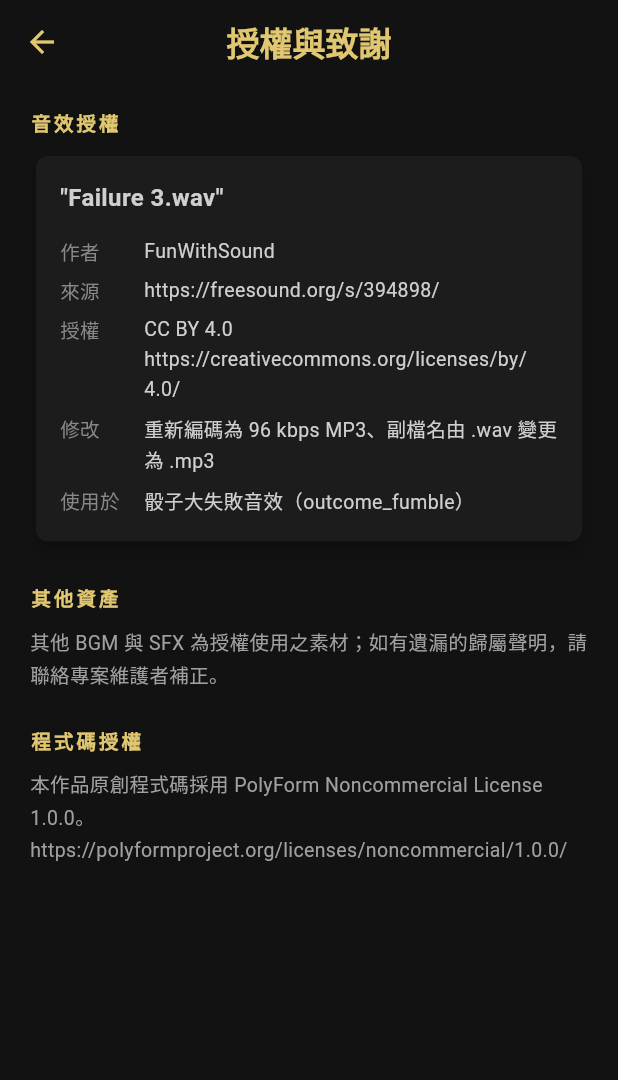
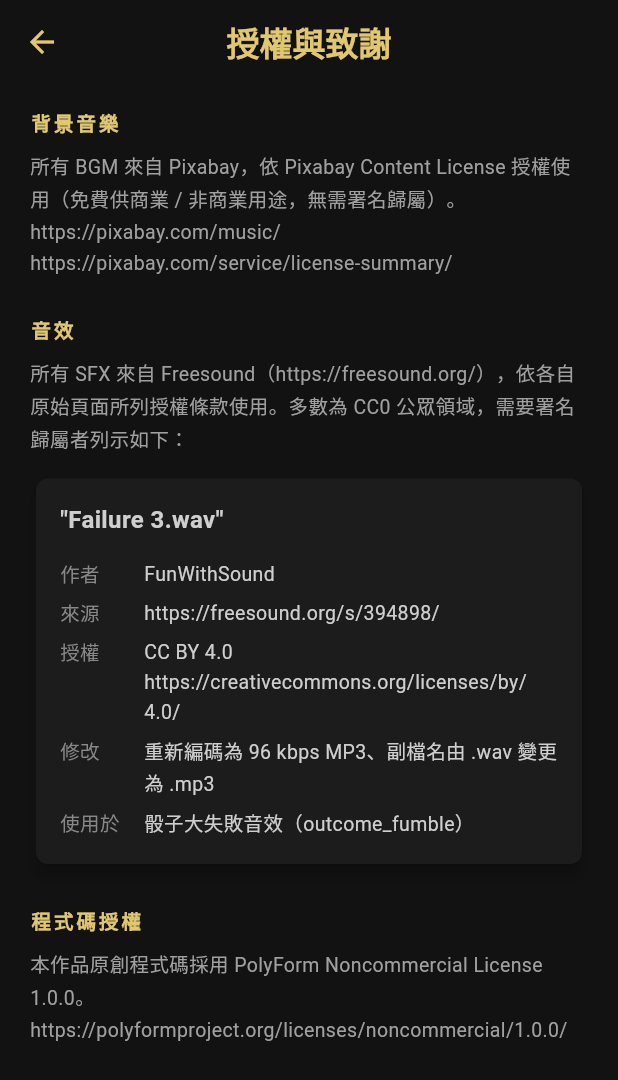
Before and after one commit to blackwing04/mobile-games, a Flutter app: the CreditsScreen screen opened directly, on a phone screen of 412 x 824 dp. Shown: the top 1080 px of the screen. Run offline on Flutter 3.47's test engine with Material 3 defaults, Android fonts, the phone set to English and light mode, and no system bars; our stand-ins replace flutter_riverpod, just_audio.

Commit message:
docs: CREDITS 補上 Pixabay (BGM) + Freesound (SFX) 來源
依專案實際使用情況更新歸屬:
- 所有 BGM 來自 Pixabay (Pixabay Content License — 無需歸屬但記錄出處)
- 所有 SFX 來自 Freesound (個別授權，多數 CC0)
- failure.mp3 (CC BY 4.0) 已單獨列出完整 attribution

CREDITS.md 與遊戲內 CreditsScreen 同步更新。

```diff
--- a/lib/ui/screens/credits_screen.dart
+++ b/lib/ui/screens/credits_screen.dart
@@ -13,8 +13,24 @@ class CreditsScreen extends StatelessWidget {
           child: Column(
             crossAxisAlignment: CrossAxisAlignment.start,
             children: [
-              _SectionTitle('音效授權'),
+              _SectionTitle('背景音樂'),
               const SizedBox(height: 8),
+              const _PlainNote(
+                '所有 BGM 來自 Pixabay，依 Pixabay Content License 授權使用'
+                '（免費供商業 / 非商業用途，無需署名歸屬）。\n'
+                'https://pixabay.com/music/\n'
+                'https://pixabay.com/service/license-summary/',
+              ),
+              const SizedBox(height: 24),
+
+              _SectionTitle('音效'),
+              const SizedBox(height: 8),
+              const _PlainNote(
+                '所有 SFX 來自 Freesound（https://freesound.org/），'
+                '依各自原始頁面所列授權條款使用。多數為 CC0 公眾領域，'
+                '需要署名歸屬者列示如下：',
+              ),
+              const SizedBox(height: 12),
               const _AttributionCard(
                 title: 'Failure 3.wav',
                 author: 'FunWithSound',
@@ -23,14 +39,6 @@ class CreditsScreen extends StatelessWidget {
                 licenseUrl: 'https://creativecommons.org/licenses/by/4.0/',
                 modification: '重新編碼為 96 kbps MP3、副檔名由 .wav 變更為 .mp3',
                 usedAs: '骰子大失敗音效（outcome_fumble）',
-              ),
-              const SizedBox(height: 24),
-
-              _SectionTitle('其他資產'),
-              const SizedBox(height: 8),
-              const _PlainNote(
-                '其他 BGM 與 SFX 為授權使用之素材；如有遺漏的歸屬聲明，'
-                '請聯絡專案維護者補正。',
               ),
               const SizedBox(height: 24),
 
```
Also changed, not shown: 1 other file.
